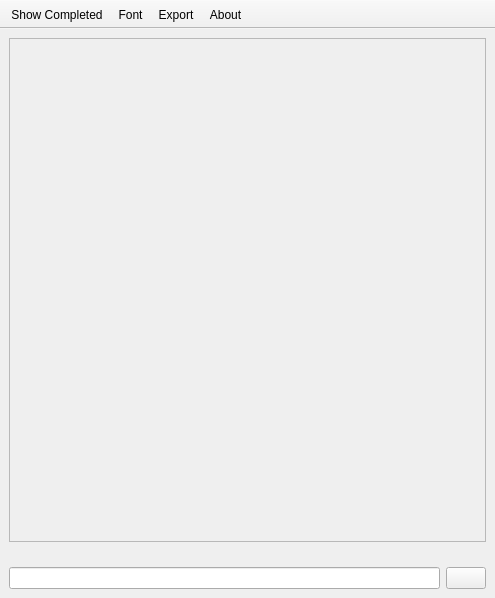
dimitris47/chores, file mainwindow.ui: the form before one commit.
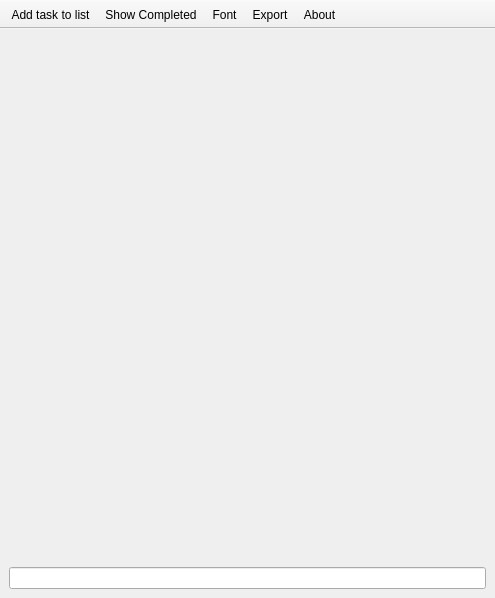
The form after the commit. Icons and pictures are not drawn.

Commit message: re-design UI

What changed in the file:
```diff
--- a/mainwindow.ui
+++ b/mainwindow.ui
@@ -37,74 +37,11 @@
     </sizepolicy>
    </property>
    <layout class="QGridLayout" name="gridLayout">
-    <item row="2" column="0" alignment="Qt::AlignBottom">
-     <widget class="QLineEdit" name="lineEdit"/>
-    </item>
-    <item row="2" column="1">
-     <widget class="QPushButton" name="addButton">
-      <property name="toolTip">
-       <string>&lt;html&gt;&lt;head/&gt;&lt;body&gt;&lt;p&gt;Add task&lt;/p&gt;&lt;/body&gt;&lt;/html&gt;</string>
-      </property>
-      <property name="text">
+    <item row="0" column="0" alignment="Qt::AlignBottom">
+     <widget class="QLineEdit" name="lineEdit">
+      <property name="placeholderText">
        <string/>
       </property>
-      <property name="icon">
-       <iconset resource="chorespp.qrc">
-        <normaloff>:/icons/document-new.png</normaloff>:/icons/document-new.png</iconset>
-      </property>
-      <property name="iconSize">
-       <size>
-        <width>20</width>
-        <height>20</height>
-       </size>
-      </property>
-     </widget>
-    </item>
-    <item row="0" column="0" rowspan="2" colspan="2" alignment="Qt::AlignTop">
-     <widget class="QScrollArea" name="area">
-      <property name="sizePolicy">
-       <sizepolicy hsizetype="Expanding" vsizetype="MinimumExpanding">
-        <horstretch>0</horstretch>
-        <verstretch>49</verstretch>
-       </sizepolicy>
-      </property>
-      <property name="minimumSize">
-       <size>
-        <width>360</width>
-        <height>504</height>
-       </size>
-      </property>
-      <property name="verticalScrollBarPolicy">
-       <enum>Qt::ScrollBarAsNeeded</enum>
-      </property>
-      <property name="horizontalScrollBarPolicy">
-       <enum>Qt::ScrollBarAsNeeded</enum>
-      </property>
-      <property name="sizeAdjustPolicy">
-       <enum>QAbstractScrollArea::AdjustToContents</enum>
-      </property>
-      <property name="widgetResizable">
-       <bool>true</bool>
-      </property>
-      <property name="alignment">
-       <set>Qt::AlignLeading|Qt::AlignLeft|Qt::AlignTop</set>
-      </property>
-      <widget class="QWidget" name="frame">
-       <property name="geometry">
-        <rect>
-         <x>0</x>
-         <y>0</y>
-         <width>475</width>
-         <height>502</height>
-        </rect>
-       </property>
-       <property name="sizePolicy">
-        <sizepolicy hsizetype="Expanding" vsizetype="Expanding">
-         <horstretch>0</horstretch>
-         <verstretch>0</verstretch>
-        </sizepolicy>
-       </property>
-      </widget>
      </widget>
     </item>
    </layout>
@@ -128,6 +65,7 @@
    <attribute name="toolBarBreak">
     <bool>false</bool>
    </attribute>
+   <addaction name="actionAddTask"/>
    <addaction name="actionShow_Completed"/>
    <addaction name="actionFont"/>
    <addaction name="actionExport"/>
@@ -184,6 +122,18 @@
     <string>Font</string>
    </property>
   </action>
+  <action name="actionAddTask">
+   <property name="icon">
+    <iconset resource="chorespp.qrc">
+     <normaloff>:/icons/document-new.png</normaloff>:/icons/document-new.png</iconset>
+   </property>
+   <property name="text">
+    <string>Add task to list</string>
+   </property>
+   <property name="toolTip">
+    <string>Add task to list</string>
+   </property>
+  </action>
  </widget>
  <resources>
   <include location="chorespp.qrc"/>
```
The commit also changes 5 other files.
